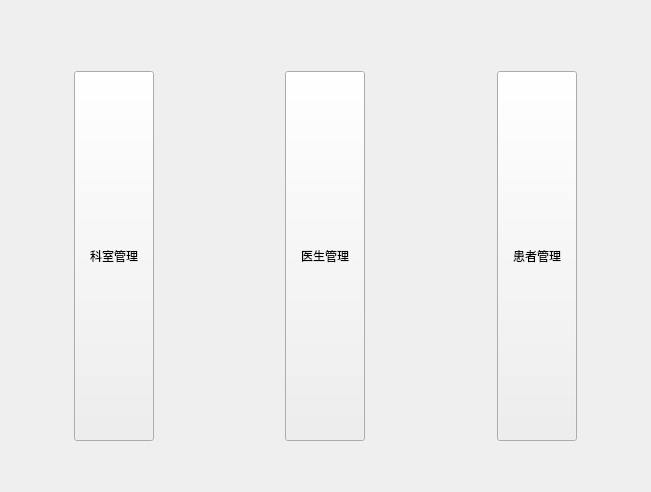
The window that welcomeview.ui (Bypositive/Qt_Experience03) describes before a commit, drawn with Qt 5.
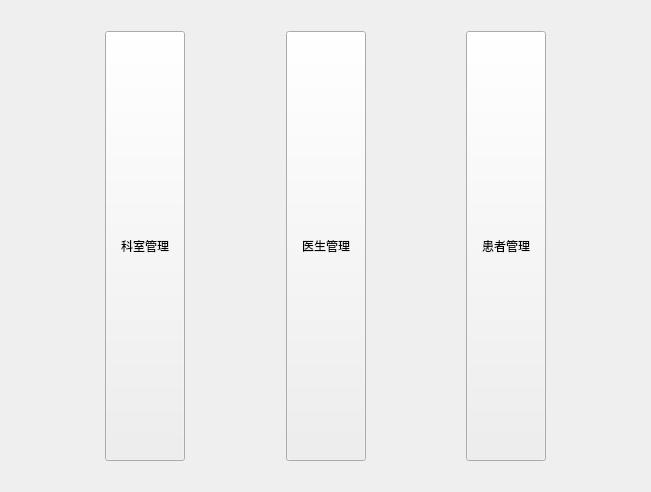
The same window after the commit.

Commit message: 添加了所有的windowIcon图标增加生动性，还对所有页面UI的布局进行优化，使得界面看起来丝滑，利于操作’

What changed in the file:
```diff
--- a/welcomeview.ui
+++ b/welcomeview.ui
@@ -13,27 +13,17 @@
   <property name="windowTitle">
    <string>欢迎登录无极哥诊断系统</string>
   </property>
-  <layout class="QGridLayout" name="gridLayout_3">
+  <layout class="QGridLayout" name="gridLayout">
    <item row="0" column="0">
-    <layout class="QGridLayout" name="gridLayout_2">
-     <item row="0" column="0">
-      <spacer name="horizontalSpacer_3">
+    <layout class="QVBoxLayout" name="verticalLayout">
+     <item>
+      <spacer name="horizontalSpacer_5">
        <property name="orientation">
         <enum>Qt::Orientation::Horizontal</enum>
        </property>
-       <property name="sizeHint" stdset="0">
-        <size>
-         <width>40</width>
-         <height>20</height>
-        </size>
+       <property name="sizeType">
+        <enum>QSizePolicy::Policy::Preferred</enum>
        </property>
-      </spacer>
-     </item>
-     <item row="2" column="0">
-      <spacer name="horizontalSpacer_7">
-       <property name="orientation">
-        <enum>Qt::Orientation::Horizontal</enum>
-       </property>
        <property name="sizeHint" stdset="0">
         <size>
          <width>40</width>
@@ -42,9 +32,22 @@
        </property>
       </spacer>
      </item>
-     <item row="3" column="0">
-      <layout class="QGridLayout" name="gridLayout">
-       <item row="0" column="1">
+     <item>
+      <layout class="QHBoxLayout" name="horizontalLayout">
+       <item>
+        <spacer name="horizontalSpacer_4">
+         <property name="orientation">
+          <enum>Qt::Orientation::Horizontal</enum>
+         </property>
+         <property name="sizeHint" stdset="0">
+          <size>
+           <width>40</width>
+           <height>20</height>
+          </size>
+         </property>
+        </spacer>
+       </item>
+       <item>
         <widget class="QPushButton" name="department">
          <property name="sizePolicy">
           <sizepolicy hsizetype="Preferred" vsizetype="Preferred">
@@ -57,8 +60,8 @@
          </property>
         </widget>
        </item>
-       <item row="0" column="6">
-        <spacer name="horizontalSpacer_2">
+       <item>
+        <spacer name="horizontalSpacer">
          <property name="orientation">
           <enum>Qt::Orientation::Horizontal</enum>
          </property>
@@ -70,33 +73,7 @@
          </property>
         </spacer>
        </item>
-       <item row="0" column="5">
-        <spacer name="horizontalSpacer_9">
-         <property name="orientation">
-          <enum>Qt::Orientation::Horizontal</enum>
-         </property>
-         <property name="sizeHint" stdset="0">
-          <size>
-           <width>40</width>
-           <height>20</height>
-          </size>
-         </property>
-        </spacer>
-       </item>
-       <item row="0" column="3">
-        <spacer name="horizontalSpacer_8">
-         <property name="orientation">
-          <enum>Qt::Orientation::Horizontal</enum>
-         </property>
-         <property name="sizeHint" stdset="0">
-          <size>
-           <width>40</width>
-           <height>20</height>
-          </size>
-         </property>
-        </spacer>
-       </item>
-       <item row="0" column="4">
+       <item>
         <widget class="QPushButton" name="doctor">
          <property name="sizePolicy">
           <sizepolicy hsizetype="Preferred" vsizetype="Preferred">
@@ -109,8 +86,8 @@
          </property>
         </widget>
        </item>
-       <item row="0" column="0">
-        <spacer name="horizontalSpacer_4">
+       <item>
+        <spacer name="horizontalSpacer_2">
          <property name="orientation">
           <enum>Qt::Orientation::Horizontal</enum>
          </property>
@@ -122,7 +99,7 @@
          </property>
         </spacer>
        </item>
-       <item row="0" column="7">
+       <item>
         <widget class="QPushButton" name="patience">
          <property name="sizePolicy">
           <sizepolicy hsizetype="Preferred" vsizetype="Preferred">
@@ -135,20 +112,7 @@
          </property>
         </widget>
        </item>
-       <item row="0" column="2">
-        <spacer name="horizontalSpacer">
-         <property name="orientation">
-          <enum>Qt::Orientation::Horizontal</enum>
-         </property>
-         <property name="sizeHint" stdset="0">
-          <size>
-           <width>40</width>
-           <height>20</height>
-          </size>
-         </property>
-        </spacer>
-       </item>
-       <item row="0" column="8">
+       <item>
         <spacer name="horizontalSpacer_10">
          <property name="orientation">
           <enum>Qt::Orientation::Horizontal</enum>
@@ -163,36 +127,13 @@
        </item>
       </layout>
      </item>
-     <item row="4" column="0">
-      <spacer name="horizontalSpacer_5">
-       <property name="orientation">
-        <enum>Qt::Orientation::Horizontal</enum>
-       </property>
-       <property name="sizeHint" stdset="0">
-        <size>
-         <width>40</width>
-         <height>20</height>
-        </size>
-       </property>
-      </spacer>
-     </item>
-     <item row="5" column="0">
+     <item>
       <spacer name="horizontalSpacer_6">
        <property name="orientation">
         <enum>Qt::Orientation::Horizontal</enum>
        </property>
-       <property name="sizeHint" stdset="0">
-        <size>
-         <width>40</width>
-         <height>20</height>
-        </size>
-       </property>
-      </spacer>
-     </item>
-     <item row="1" column="0">
-      <spacer name="horizontalSpacer_11">
-       <property name="orientation">
-        <enum>Qt::Orientation::Horizontal</enum>
+       <property name="sizeType">
+        <enum>QSizePolicy::Policy::Preferred</enum>
        </property>
        <property name="sizeHint" stdset="0">
         <size>
```
The commit also changes 2 other files.
